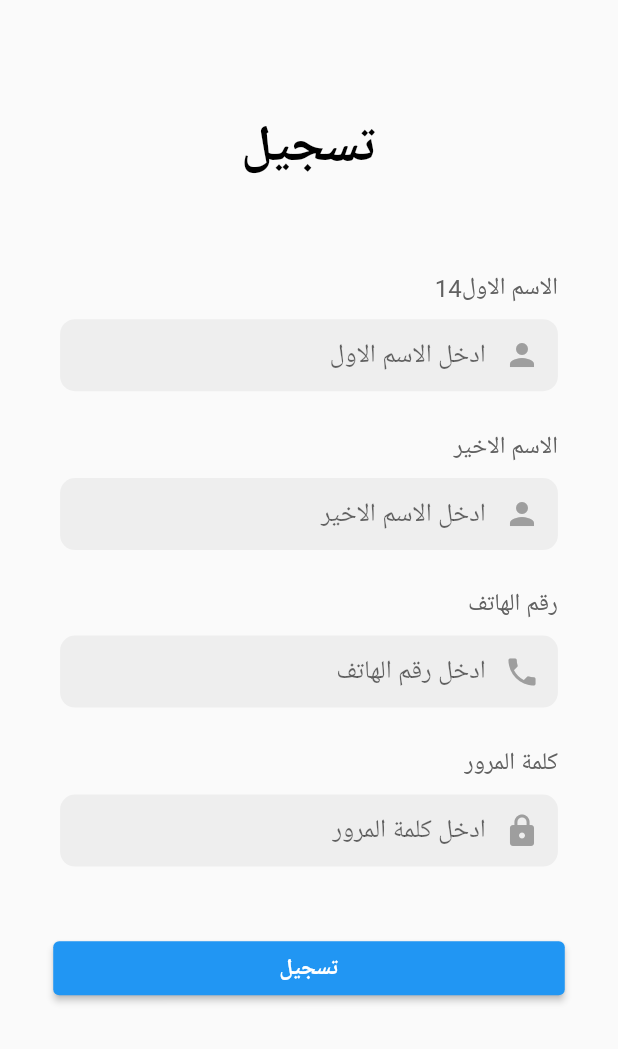
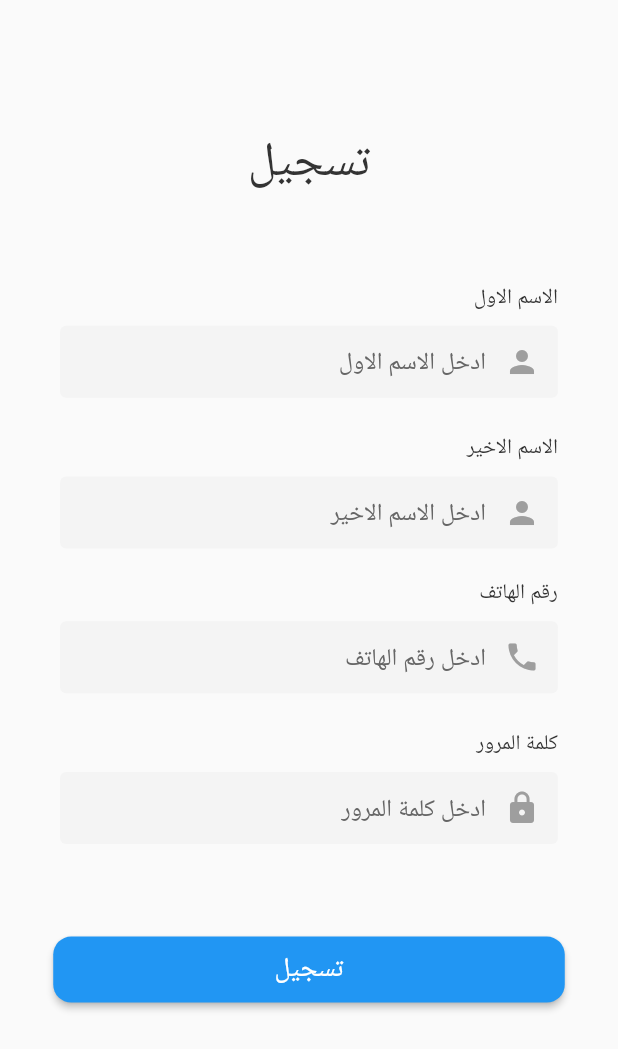
Before and after one commit to elreefy14/swimmer_app, a Flutter app: the screen it shows after launch, on a phone screen of 412 x 824 dp. Shown: the top 1049 px of the screen. Run offline on Flutter 3.47's test engine with Material 2 defaults, Android fonts, the phone set to English and light mode, and no system bars; our stand-ins replace bloc, bot_toast, cloud_firestore, conditional_builder_null_safety, device_info_plus, dio and 16 more; missing offline and left inert: dart:ffi, dash_chat; accounts and stored records are empty; Roboto replaces fonts that are missing (IBM Plex Sans Arabic, Montserrat-Arabic).

Commit message:
sign up responsive screen

```diff
--- a/lib/registeration/presenation/SignUpScreen.dart
+++ b/lib/registeration/presenation/SignUpScreen.dart
@@ -30,13 +30,27 @@ class SignUpScreen extends StatelessWidget {
       children: [
         Padding(
           padding:  EdgeInsets.only(
-            top: 62.0.h,
+            top: 82.0.h,
            // horizontal: 145.w,
           ),
-          child: Text(
-            'تسجيل',
-            style: getBoldStyle(fontSize: FontSizeManager.s32, color: Colors.black),
-            textAlign: TextAlign.center,
+          child: Center(
+            child: Container(
+              width: 99.w,
+              height: 26.h,
+              alignment: Alignment.center,
+              child: Text(
+                'تسجيل',
+                style: TextStyle(
+                  fontFamily: 'Montserrat-Arabic',
+                  fontStyle: FontStyle.normal,
+                  fontWeight: FontWeight.w400,
+                  fontSize: 32,
+                  height: 26 / 32,
+                  color: Color(0xFF333333),
+                ),
+                textAlign: TextAlign.center,
+              ),
+            ),
           ),
         ),
         // Text(
@@ -57,14 +71,14 @@ class SignUpScreen extends StatelessWidget {
               children: [
                 Padding(
                   padding: EdgeInsets.symmetric(horizontal: 35.0.w),
-                  child: BuildTextFormField('الاسم الاول14', firstNameController,TextInputType.name, 'ادخل الاسم الاول', (value) {
+                  child: BuildTextFormField('الاسم الاول', firstNameController,TextInputType.name, 'ادخل الاسم الاول', (value) {
       if (value!.isEmpty) {
         return ' الرجاء ادخال الاسم الاول';
       }
       return null;
     },Icons.person),
                 ),
-                SizedBox(height: 5.0.h),
+                SizedBox(height: 20.0.h),
                 Padding(
                   padding: EdgeInsets.symmetric(horizontal: 35.0.w),
                   child: BuildTextFormField('الاسم الاخير', lastNameController, TextInputType.name,'ادخل الاسم الاخير', (value) {
@@ -74,7 +88,7 @@ class SignUpScreen extends StatelessWidget {
       return null;
     },Icons.person),
                 ),
-                SizedBox(height: 5.0),
+                SizedBox(height: 20.0),
                 Padding(
                   padding: EdgeInsets.symmetric(horizontal: 35.0.w),
                   child: BuildTextFormField('رقم الهاتف', phoneController, TextInputType.phone,'ادخل رقم الهاتف', (value) {
@@ -84,7 +98,7 @@ class SignUpScreen extends StatelessWidget {
       return null;
     },Icons.phone,),
                 ),
-                SizedBox(height: 5.0.h),
+                SizedBox(height: 20.0.h),
                    Padding(
                      padding: EdgeInsets.symmetric(horizontal: 35.0.w),
                      child: BuildTextFormField('كلمة المرور', passwordController,TextInputType.text, 'ادخل كلمة المرور', (value) {
@@ -120,29 +134,42 @@ class SignUpScreen extends StatelessWidget {
     condition: state is! SignUpLoadingState,
     builder: (context) {
     return Padding(
-      padding: EdgeInsets.symmetric(
-         horizontal: 31.w,
-         vertical: 20.h
+      padding: EdgeInsets.only(
+         left: 31.w,
+         right: 31.w,
+         top: 50.h
       ),
       child: ElevatedButton(
-
         onPressed: () {
           if (_formKey.currentState!.validate()) {
-         OtpCubit.get(context).phoneNumberSubmitted(phoneController.text);
-            // Navigator.pushNamed(
-            //   context,
-            //   AppRoutes.otpVerification,
-            //   arguments: {
-            //     'phone': phoneController.text,
-            //     'lName': lastNameController.text,
-            //     'fName': firstNameController.text,
-            //     'password': passwordController.text,
-            //   },
-            // );
+            //signUp
+            OtpCubit.get(context).phoneNumberSubmitted(phoneController.text);
           }
         },
-        child: Text('تسجيل'),
+        child: Text(
+          'تسجيل',
+          style: TextStyle(
+            fontFamily: 'Montserrat-Arabic',
+            fontStyle: FontStyle.normal,
+            fontWeight: FontWeight.w400,
+            fontSize: 18,
+            height: 26 / 18,
+            color: Color(0xFFFFFFFF),
+          ),
+          textAlign: TextAlign.center,
+        ),
+        style: ElevatedButton.styleFrom(
+          primary: Color(0xFF2196F3), // Background color
+          padding: EdgeInsets.symmetric(horizontal: 16, vertical: 9),
+          shape: RoundedRectangleBorder(
+            borderRadius: BorderRadius.circular(12),
+          ),
+          textStyle: TextStyle(
+            fontSize: 18, // Adjust the font size if needed
+          ),
+        ),
       ),
+
     );
 
     },
--- a/lib/registeration/presenation/widget/component.dart
+++ b/lib/registeration/presenation/widget/component.dart
@@ -1,45 +1,59 @@
 import 'package:flutter/cupertino.dart';
 import 'package:flutter/material.dart';
+import 'package:flutter_screenutil/flutter_screenutil.dart';
 
 
 Widget BuildTextFormField(
-  String labelText, TextEditingController controller, TextInputType input,String hintText, String? Function(String?) validator,IconData? icon,
-
-  )  {
-
+    String labelText,
+    TextEditingController controller,
+    TextInputType input,
+    String hintText,
+    String? Function(String?) validator,
+    IconData? icon,
+    ) {
   return Column(
     crossAxisAlignment: CrossAxisAlignment.stretch,
     children: [
       Text(
         labelText,
         style: TextStyle(
-          fontSize: 16.0,
-          color: Colors.grey[700],
+          fontSize: 14.0,
+          color: Color(0xFF333333),
+          fontFamily: 'IBM Plex Sans Arabic',
+         // fontWeight: FontWeight.w400,
         ),
+        textAlign: TextAlign.right,
       ),
-      SizedBox(height: 10.0),
+      SizedBox(height: 8.h),
       TextFormField(
         controller: controller,
         keyboardType: input,
         obscureText: labelText == 'كلمة المرور' ? true : false,
         decoration: InputDecoration(
-         prefixIcon:Icon(icon,color: Colors.grey,) ,
-           hintText: hintText,
+          prefixIcon: Icon(icon, color: Colors.grey),
+          hintText: hintText,
+          hintStyle: TextStyle(
+            fontFamily: 'IBM Plex Sans Arabic',
+            fontStyle: FontStyle.normal,
+            fontWeight: FontWeight.w400,
+            fontSize: 16.0,
+            height: 24.0 / 16.0,
+            color: Color(0xFF666666),
+          ),
           filled: true,
-          fillColor: Colors.grey[200],
+          fillColor: Color(0xFFF4F4F4),
           border: OutlineInputBorder(
-            borderRadius: BorderRadius.circular(10.0),
+            borderRadius: BorderRadius.circular(4.0),
             borderSide: BorderSide.none,
           ),
-           focusedBorder: OutlineInputBorder(
-      borderRadius: BorderRadius.circular(10.0),
-      borderSide: BorderSide(color: Colors.lightBlueAccent, width: 2.0),
-    ),
+          focusedBorder: OutlineInputBorder(
+            borderRadius: BorderRadius.circular(4.0),
+            borderSide: BorderSide(color: Color(0xFF2196F3), width: 1.5),
+          ),
           contentPadding: EdgeInsets.symmetric(horizontal: 16.0),
         ),
         validator: validator,
       ),
-      SizedBox(height: 20.0),
     ],
   );
 }
```
Also changed, not shown: pubspec.yaml (+7 -1 lines).
